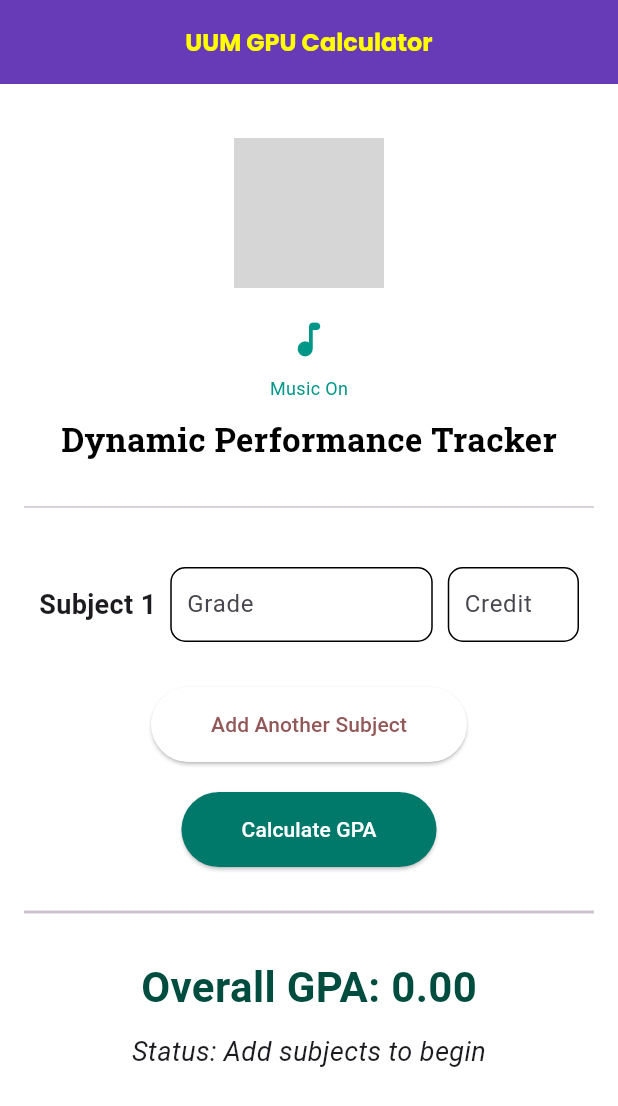
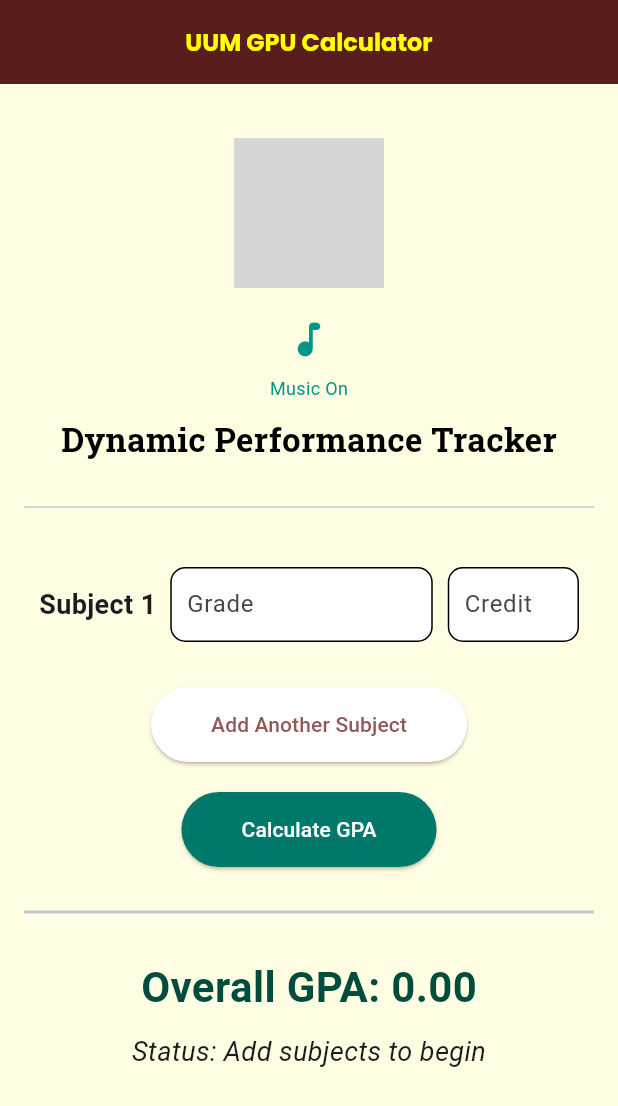
Before and after one commit to vaishnaveedoray28/uumgpucalculator, a Flutter app: the screen it shows after launch, on a phone screen of 412 x 824 dp. Shown: the top 1106 px of the screen. Run offline on Flutter 3.47's test engine with Material 3 defaults, Android fonts, the phone set to English and light mode, and no system bars; our stand-ins replace audioplayers, google_fonts; grey boxes are pictures that could not be loaded.

Commit message:
color update

```diff
--- a/uumgpucalculator/lib/homepage.dart
+++ b/uumgpucalculator/lib/homepage.dart
@@ -69,12 +69,12 @@
   @override
   Widget build(BuildContext context) {
     return Scaffold(
-      backgroundColor: Colors.white,
+      backgroundColor: const Color.fromARGB(255, 255, 253, 226),
 
       appBar: AppBar(
         title: Text('UUM GPU Calculator',
         style: GoogleFonts.poppins(fontSize: 16, fontWeight: FontWeight.bold,color: Colors.yellowAccent)),
-        backgroundColor: Colors.deepPurple,
+        backgroundColor: const Color.fromARGB(255, 90, 29, 29),
         centerTitle: true,
       ),
 
```
